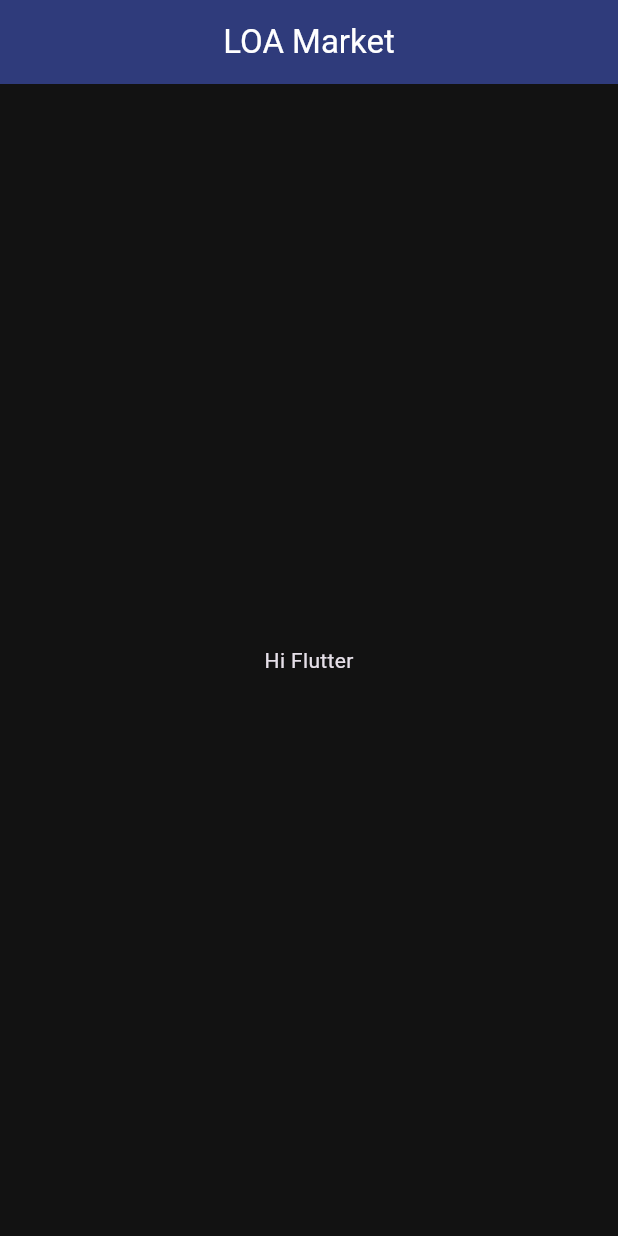
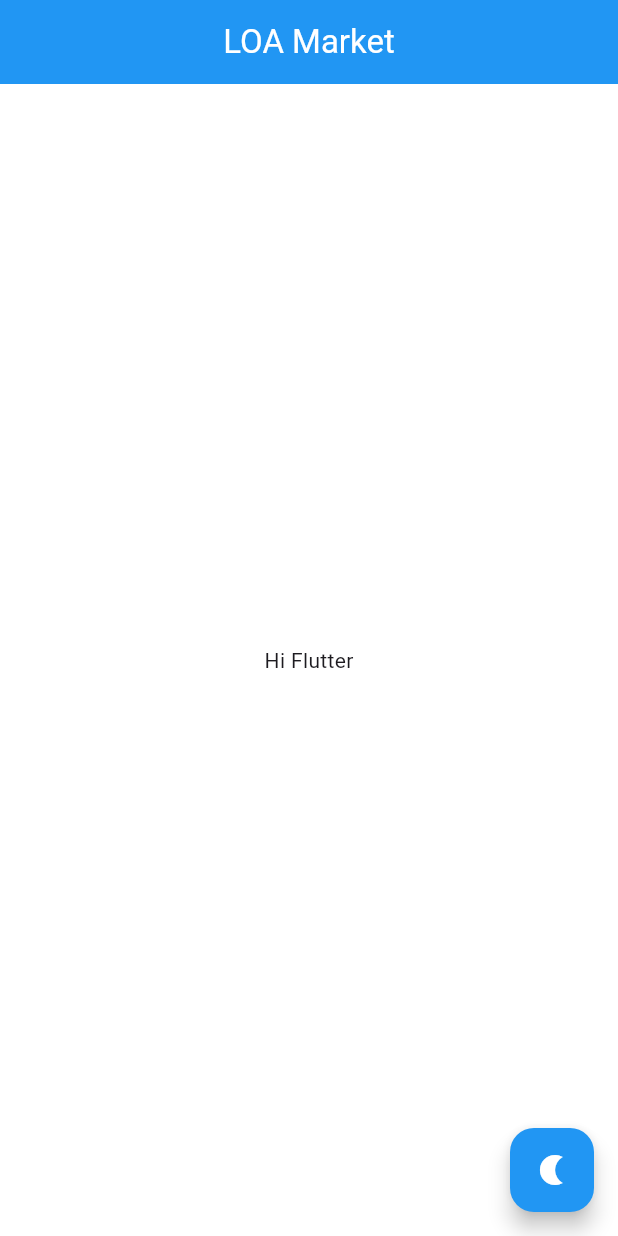
Before and after one commit to augusstt06/loa_market, a Flutter app: the screen it shows after launch, on a phone screen of 412 x 824 dp. Run offline on Flutter 3.47's test engine with Material 3 defaults, Android fonts, the phone set to English and light mode, and no system bars; our stand-ins replace flutter_dotenv, google_fonts; Roboto replaces fonts that are missing (Sunflower).

Commit message:
add: darkmode button

```diff
--- a/lib/main.dart
+++ b/lib/main.dart
@@ -1,5 +1,6 @@
 import 'package:flutter/material.dart';
 import 'package:flutter_dotenv/flutter_dotenv.dart';
+import 'package:loa_market/screens/home_screen.dart';
 
 import 'utils/theme/theme.dart';
 import 'utils/utils.dart';
@@ -9,8 +10,21 @@ void main() async {
   runApp(const MyApp());
 }
 
-class MyApp extends StatelessWidget {
+class MyApp extends StatefulWidget {
   const MyApp({super.key});
+
+  @override
+  State<MyApp> createState() => _MyAppState();
+}
+
+class _MyAppState extends State<MyApp> {
+  bool isDarkMode = false;
+
+  void toggleTheme() {
+    setState(() {
+      isDarkMode = !isDarkMode;
+    });
+  }
 
   @override
   Widget build(BuildContext context) {
@@ -18,26 +32,8 @@ class MyApp extends StatelessWidget {
       debugShowCheckedModeBanner: false,
       theme: AppTheme.lightTheme,
       darkTheme: AppTheme.darkTheme,
-      themeMode: ThemeMode.dark,
-      home: const HomeScreen(),
+      themeMode: isDarkMode ? ThemeMode.dark : ThemeMode.light,
+      home: HomeScreen(toggleTheme: toggleTheme),
     );
   }
 }
-
-class HomeScreen extends StatelessWidget {
-  const HomeScreen({super.key});
-
-  @override
-  Widget build(BuildContext context) {
-    return Scaffold(
-      appBar: AppBar(
-        title: const Text('LOA Market'),
-      ),
-      body: const Center(
-        child: Text(
-          'Hi Flutter',
-        ),
-      ),
-    );
-  }
-}
--- /dev/null
+++ b/lib/screens/home_screen.dart
@@ -0,0 +1,37 @@
+import 'package:flutter/material.dart';
+
+class HomeScreen extends StatefulWidget {
+  const HomeScreen({
+    super.key,
+    required this.toggleTheme,
+  });
+
+  final void Function() toggleTheme;
+
+  @override
+  State<HomeScreen> createState() => _HomeScreenState();
+}
+
+class _HomeScreenState extends State<HomeScreen> {
+  @override
+  Widget build(BuildContext context) {
+    return Scaffold(
+      appBar: AppBar(
+        title: const Text('LOA Market'),
+      ),
+      body: const Center(
+        child: Text(
+          'Hi Flutter',
+        ),
+      ),
+      floatingActionButton: FloatingActionButton(
+        onPressed: widget.toggleTheme,
+        child: Icon(
+          Theme.of(context).brightness == Brightness.dark
+              ? Icons.sunny
+              : Icons.nightlight,
+        ),
+      ),
+    );
+  }
+}
```
